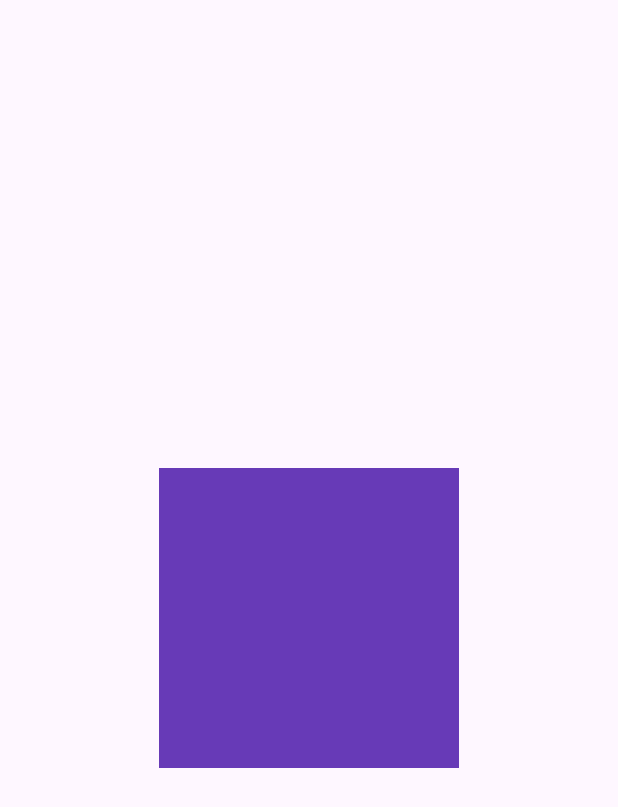
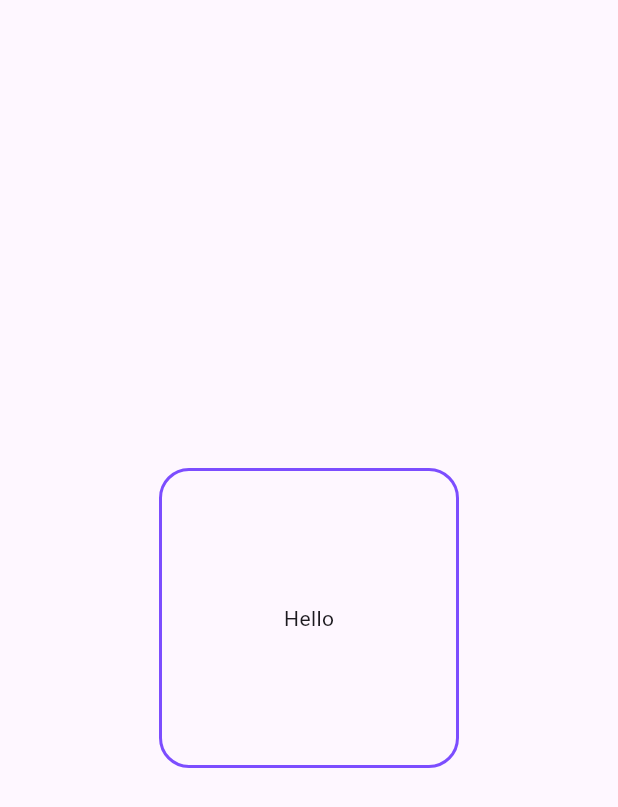
Before and after one commit to Drew-space/30_flutter_widgets, a Flutter app: the screen it shows after launch, on a phone screen of 412 x 824 dp. Shown: the top 807 px of the screen. Run offline on Flutter 3.47's test engine with Material 3 defaults, Android fonts, the phone set to English and light mode, and no system bars.

Commit message:
Refactor HomePage container to use BoxDecoration and add alignment

```diff
--- a/lib/pages/home.dart
+++ b/lib/pages/home.dart
@@ -7,7 +7,18 @@ class HomePage extends StatelessWidget {
   Widget build(BuildContext context) {
     return Scaffold(
       body: Center(
-        child: Container(height: 200, width: 200, color: Colors.deepPurple),
+        child: Container(
+          alignment: Alignment(0.0, 0.0),
+          height: 200,
+          width: 200,
+
+          decoration: BoxDecoration(
+            borderRadius: BorderRadius.circular(20),
+
+            border: Border.all(color: Colors.deepPurpleAccent, width: 2),
+          ),
+          child: Text("Hello"),
+        ),
       ),
     );
   }
```
